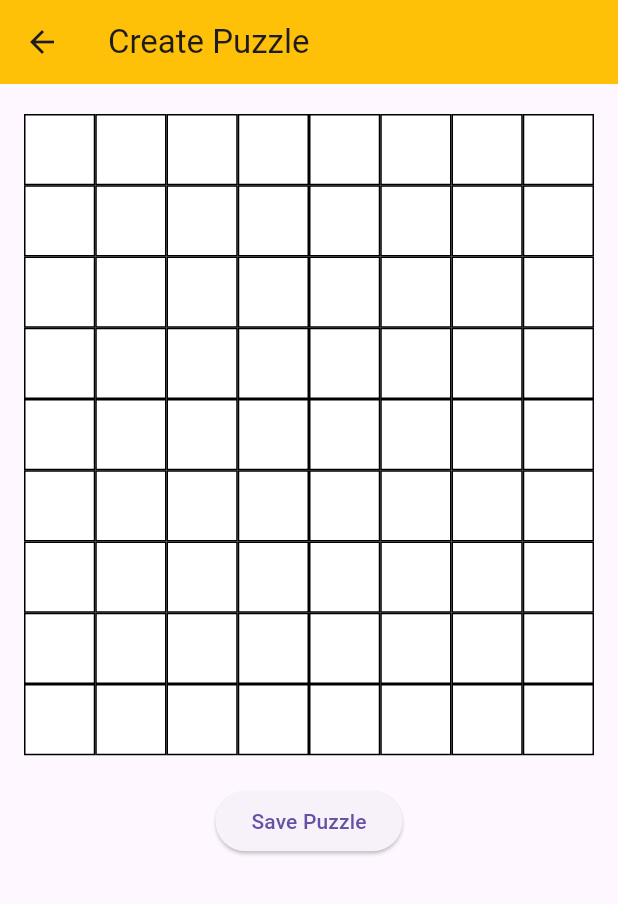
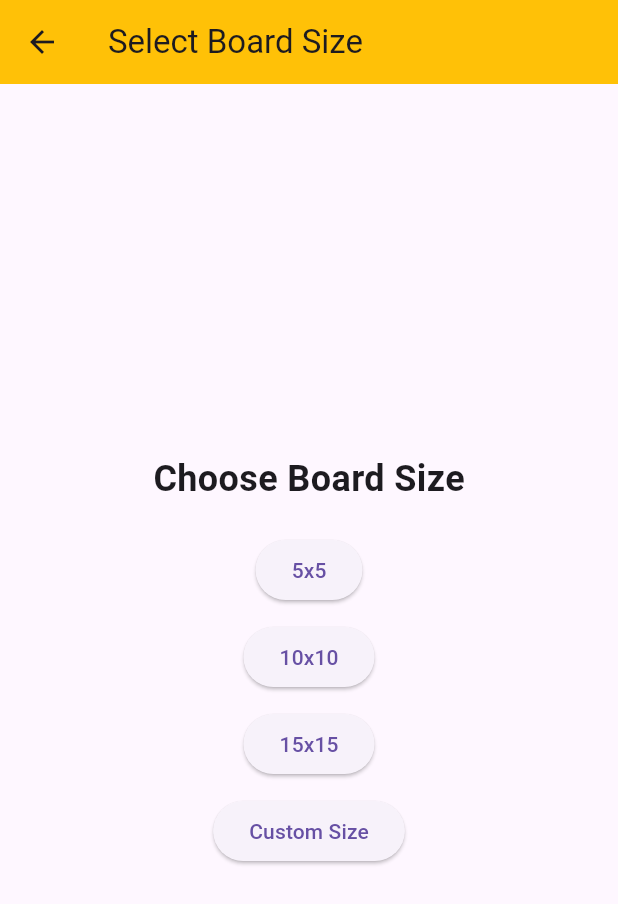
Before and after one commit to kwdrt/flutter-qr-demo, a Flutter app: the CreatePuzzleScreen screen opened directly, on a phone screen of 412 x 824 dp. Shown: the top 904 px of the screen. Run offline on Flutter 3.47's test engine with Material 3 defaults, Android fonts, the phone set to English and light mode, and no system bars; our stand-ins replace qr_flutter; missing offline and left inert: mobile_scanner.

Commit message:
custom sizes in puzzle_create

```diff
--- a/lib/create_puzzle.dart
+++ b/lib/create_puzzle.dart
@@ -9,7 +9,134 @@ class CreatePuzzleScreen extends StatefulWidget {
 }
 
 class _CreatePuzzleScreenState extends State<CreatePuzzleScreen> {
-  List<List<int>> boardState = List.generate(9, (_) => List.generate(8, (_) => 0));
+  @override
+  Widget build(BuildContext context) {
+    return Scaffold(
+      appBar: AppBar(
+        title: const Text('Select Board Size'),
+        backgroundColor: Colors.amber,
+      ),
+      body: Center(
+        child: Column(
+          mainAxisAlignment: MainAxisAlignment.center,
+          children: [
+            const Text(
+              'Choose Board Size',
+              style: TextStyle(fontSize: 24, fontWeight: FontWeight.bold),
+            ),
+            const SizedBox(height: 20),
+            ElevatedButton(
+              onPressed: () {
+                Navigator.push(
+                  context,
+                  MaterialPageRoute(
+                    builder: (context) => PuzzleBoard(size: 5),
+                  ),
+                );
+              },
+              child: const Text('5x5'),
+            ),
+            const SizedBox(height: 10),
+            ElevatedButton(
+              onPressed: () {
+                Navigator.push(
+                  context,
+                  MaterialPageRoute(
+                    builder: (context) => PuzzleBoard(size: 10),
+                  ),
+                );
+              },
+              child: const Text('10x10'),
+            ),
+            const SizedBox(height: 10),
+            ElevatedButton(
+              onPressed: () {
+                Navigator.push(
+                  context,
+                  MaterialPageRoute(
+                    builder: (context) => PuzzleBoard(size: 15),
+                  ),
+                );
+              },
+              child: const Text('15x15'),
+            ),
+            const SizedBox(height: 10),
+            ElevatedButton(
+              onPressed: () {
+                TextEditingController heightController = TextEditingController();
+                TextEditingController widthController = TextEditingController();
+
+                showDialog(
+                  context: context,
+                  builder: (context) => AlertDialog(
+                    title: const Text('Custom Size'),
+                    content: Column(
+                      mainAxisSize: MainAxisSize.min,
+                      children: [
+                        TextField(
+                          controller: heightController,
+                          decoration: const InputDecoration(hintText: 'Enter height'),
+                          keyboardType: TextInputType.number,
+                        ),
+                        const SizedBox(height: 10),
+                        TextField(
+                          controller: widthController,
+                          decoration: const InputDecoration(hintText: 'Enter width'),
+                          keyboardType: TextInputType.number,
+                        ),
+                      ],
+                    ),
+                    actions: [
+                      TextButton(
+                        onPressed: () => Navigator.of(context).pop(),
+                        child: const Text('Cancel'),
+                      ),
+                      TextButton(
+                        onPressed: () {
+                          final height = int.tryParse(heightController.text);
+                          final width = int.tryParse(widthController.text);
+                          if (height != null && width != null && height > 0 && width > 0) {
+                            Navigator.of(context).pop();
+                            Navigator.push(
+                              context,
+                              MaterialPageRoute(
+                                builder: (context) => PuzzleBoard(size: height > width ? height : width),
+                              ),
+                            );
+                          }
+                        },
+                        child: const Text('OK'),
+                      ),
+                    ],
+                  ),
+                );
+              },
+              child: const Text('Custom Size'),
+            ),
+          ],
+        ),
+      ),
+    );
+  }
+}
+
+class PuzzleBoard extends StatefulWidget {
+  final int size;
+
+  const PuzzleBoard({Key? key, required this.size}) : super(key: key);
+
+  @override
+  _PuzzleBoardState createState() => _PuzzleBoardState();
+}
+
+class _PuzzleBoardState extends State<PuzzleBoard> {
+  late List<List<int>> boardState;
+
+  @override
+  void initState() {
+    super.initState();
+    boardState = List.generate(widget.size, (_) => List.generate(widget.size, (_) => 0));
+  }
 
   List<List<int>> generateRowClues(List<List<int>> board) {
     return board.map((row) {
@@ -104,7 +231,7 @@ class _CreatePuzzleScreenState extends State<CreatePuzzleScreen> {
   @override
   Widget build(BuildContext context) {
     final screenWidth = MediaQuery.of(context).size.width;
-    final gridSize = (screenWidth - 32) / 8;
+    final gridSize = (screenWidth - 32) / widget.size;
 
     return Scaffold(
       appBar: AppBar(
@@ -117,10 +244,10 @@ class _CreatePuzzleScreenState extends State<CreatePuzzleScreen> {
             children: [
               const SizedBox(height: 20),
               Column(
-                children: List.generate(9, (row) {
+                children: List.generate(widget.size, (row) {
                   return Row(
                     mainAxisAlignment: MainAxisAlignment.center,
-                    children: List.generate(8, (col) {
+                    children: List.generate(widget.size, (col) {
                       return GestureDetector(
                         onTap: () {
                           setState(() {
```
